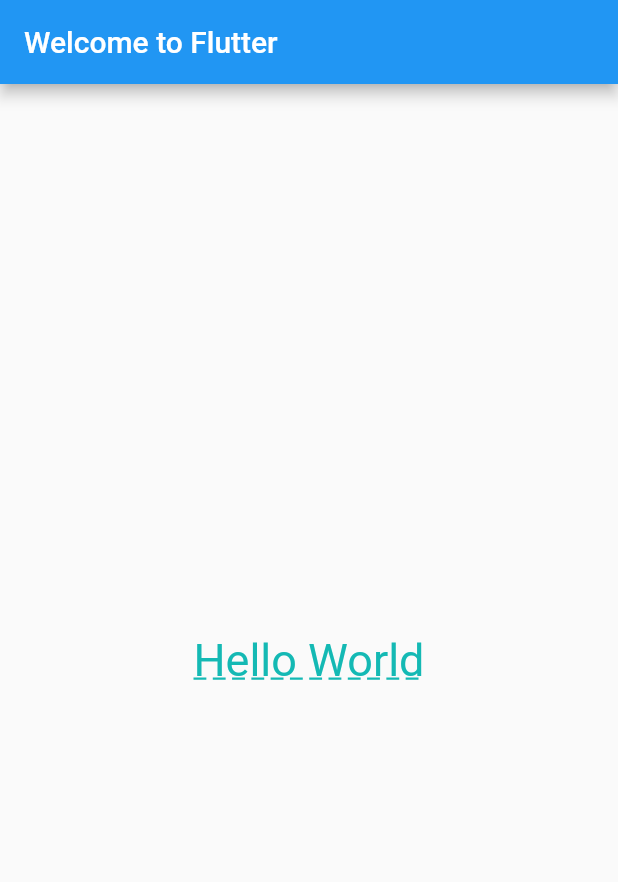
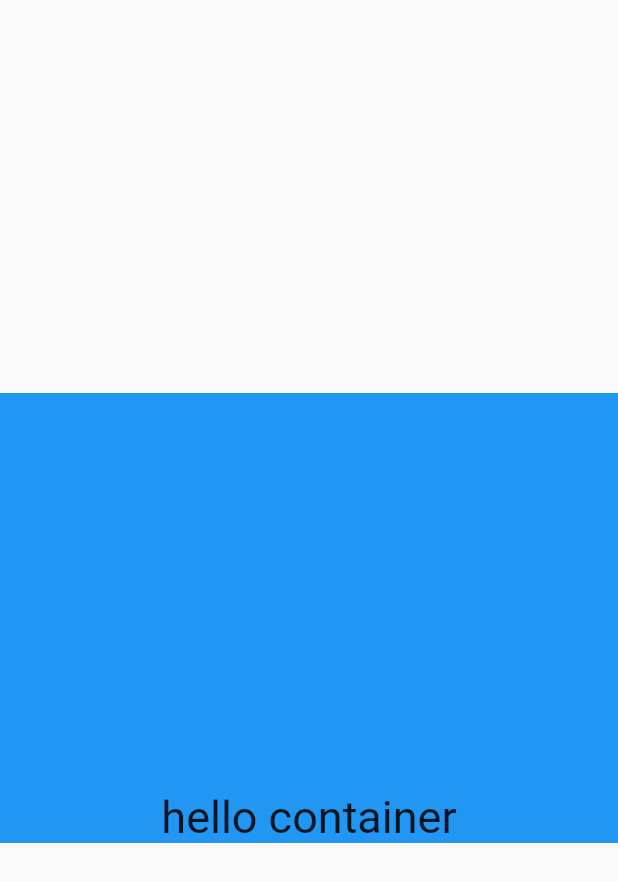
Before and after one commit to sRect/flutter, a Flutter app: the screen it shows after launch, on a phone screen of 412 x 824 dp. Shown: the top 882 px of the screen. Run offline on Flutter 3.47's test engine with Material 2 defaults, Android fonts, the phone set to English and light mode, and no system bars.

Commit message:
:sparkles: feat: Container组件的初步使用

```diff
--- a/lib/main.dart
+++ b/lib/main.dart
@@ -5,23 +5,22 @@ void main() => runApp(new MyApp());
 class MyApp extends StatelessWidget {
   @override
   Widget build(BuildContext context) {
-    return new MaterialApp(
-      title: 'Welcome to Flutter',
-      home: new Scaffold(
-        appBar: new AppBar(
-          title: new Text('Welcome to Flutter'),
-        ),
-        body: new Center(
-          child: new Text(
-            'Hello World',
-            textAlign: TextAlign.center,
-            overflow: TextOverflow.ellipsis, // 文本溢出，显示省略号（clip为直接砍断，fade为渐变）
-            maxLines: 1,
-            style: TextStyle(
+    return MaterialApp(
+      title: 'hello container',
+      home: Scaffold(
+        body: Center(
+          child: Container(
+            child: new Text(
+              'hello container',
+              textAlign: TextAlign.center,
+              style: TextStyle(
                 fontSize: 30.0,
-                color: Color.fromARGB(255, 20, 185, 180),
-                decoration: TextDecoration.underline,
-                decorationStyle: TextDecorationStyle.dashed),
+              ),
+            ),
+            alignment: Alignment.bottomCenter,
+            width: 500,
+            height: 300,
+            color: Colors.blue,
           ),
         ),
       ),
```
